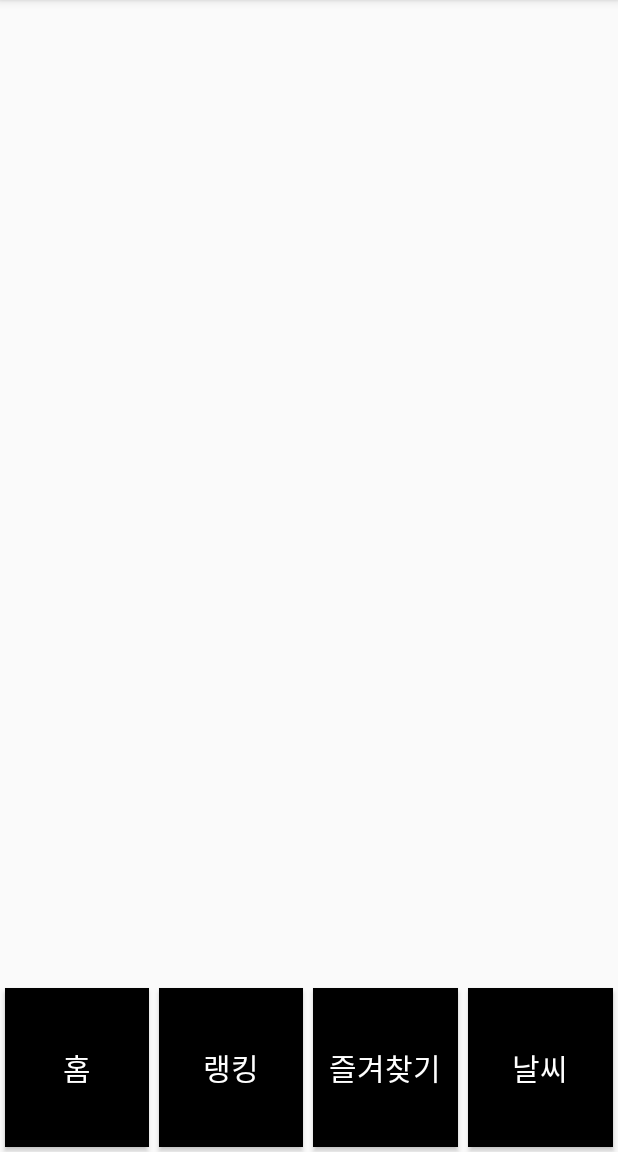
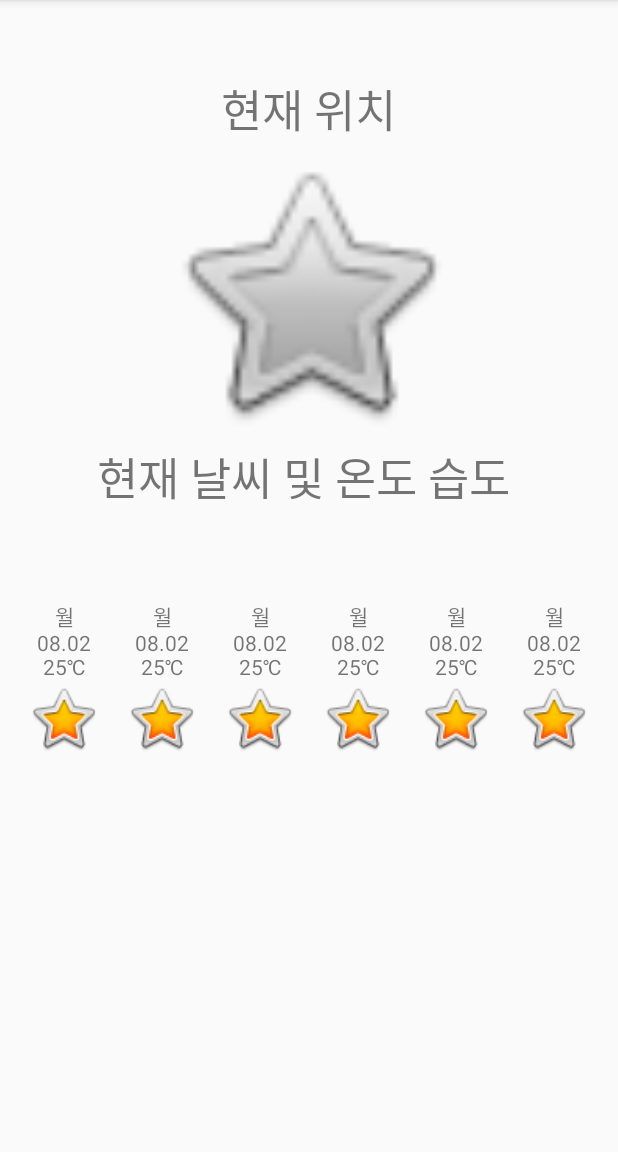
Before and after one commit to sen9040/lee-god, an Android app: the screen it shows after launch (MainActivity before the commit, WeatherActivity after it), after a tap on "날씨", on a phone screen of 412 x 824 dp, the part 84-1236 px from its top. Run offline under Robolectric (Android 15) with nearby library versions, the phone set to English and light mode, and no system bars.

Commit message:
날씨 추가

```diff
--- a/Contest/app/src/main/AndroidManifest.xml
+++ b/Contest/app/src/main/AndroidManifest.xml
@@ -9,7 +9,8 @@
         android:roundIcon="@mipmap/ic_launcher_round"
         android:supportsRtl="true"
         android:theme="@style/AppTheme">
-        <activity android:name=".Favorite.FavoriteActivity"></activity>
+        <activity android:name=".Weather.WeatherActivity"></activity>
+        <activity android:name=".Favorite.FavoriteActivity" />
         <activity android:name=".MainActivity">
             <intent-filter>
                 <action android:name="android.intent.action.MAIN" />
--- a/Contest/app/src/main/java/com/yijun/contest/MainActivity.java
+++ b/Contest/app/src/main/java/com/yijun/contest/MainActivity.java
@@ -17,6 +17,7 @@ import android.widget.SearchView;
 import android.widget.Toast;
 
 import com.yijun.contest.Favorite.FavoriteActivity;
+import com.yijun.contest.Weather.WeatherActivity;
 
 public class MainActivity extends AppCompatActivity {
 RecyclerView recyclerView_Hotplace;
@@ -54,10 +55,13 @@ Button btnWeather;
             startActivity(i);
             }
         });
+
+        // 날씨 화면
         btnWeather.setOnClickListener(new View.OnClickListener() {
             @Override
             public void onClick(View v) {
-
+                Intent intent = new Intent(MainActivity.this, WeatherActivity.class);
+                startActivity(intent);
             }
         });
     }
--- /dev/null
+++ b/Contest/app/src/main/java/com/yijun/contest/Weather/WeatherActivity.java
@@ -0,0 +1,89 @@
+package com.yijun.contest.Weather;
+
+import androidx.appcompat.app.AppCompatActivity;
+
+import android.os.Bundle;
+import android.util.Log;
+import android.widget.ImageView;
+import android.widget.TextView;
+
+import com.yijun.contest.R;
+import com.yijun.contest.Weather.model.Forecasts;
+import com.yijun.contest.Weather.model.Weather;
+
+import java.text.SimpleDateFormat;
+import java.util.ArrayList;
+
+public class WeatherActivity extends AppCompatActivity {
+
+    TextView currentLocationTxt;
+    ImageView currentWeatherImg;
+    TextView currentWeatherTxt;
+    TextView forecastTxt_1;
+    ImageView forecastImg_1;
+    TextView forecastTxt_2;
+    ImageView forecastImg_2;
+    TextView forecastTxt_3;
+    ImageView forecastImg_3;
+    TextView forecastTxt_4;
+    ImageView forecastImg_4;
+    TextView forecastTxt_5;
+    ImageView forecastImg_5;
+    TextView forecastTxt_6;
+    ImageView forecastImg_6;
+
+
+
+    ArrayList<Forecasts> forecastsArrayList = new ArrayList<>();
+
+    @Override
+    protected void onCreate(Bundle savedInstanceState) {
+        super.onCreate(savedInstanceState);
+        setContentView(R.layout.activity_weather);
+
+        currentLocationTxt = findViewById(R.id.currentLocationTxt);
+        currentWeatherImg = findViewById(R.id.currentWeatherImg);
+        currentWeatherTxt = findViewById(R.id.currentLocationTxt);
+        forecastImg_1 = findViewById(R.id.forecastImg_1);
+        forecastTxt_1 = findViewById(R.id.forecastTxt_1);
+        forecastImg_2 = findViewById(R.id.forecastImg_2);
+        forecastTxt_2 = findViewById(R.id.forecastTxt_2);
+        forecastImg_3 = findViewById(R.id.forecastImg_3);
+        forecastTxt_3 = findViewById(R.id.forecastTxt_3);
+        forecastImg_4 = findViewById(R.id.forecastImg_4);
+        forecastTxt_4 = findViewById(R.id.forecastTxt_4);
+        forecastImg_5 = findViewById(R.id.forecastImg_5);
+        forecastTxt_5 = findViewById(R.id.forecastTxt_5);
+        forecastImg_6 = findViewById(R.id.forecastImg_6);
+        forecastTxt_6 = findViewById(R.id.forecastTxt_6);
+
+        // todo volley 사용 해서 날씨 API 가져오기 (후보 1순위 야후 날씨 날씨 이미지도 가져 올수 있어 보임 )
+
+        // 가져온 값으로 Activity setting
+        Weather weather = new Weather("서울시",28,123,
+                8.2f,70,10,23,
+                "17시-20분","05시-20분","비",32,29);
+        // todo volley  forecasts[]  ArrayList 에 입력
+        Forecasts forecasts = new Forecasts("월",1546992000,24,29,"rain",12);
+        forecastsArrayList.add(forecasts);
+
+        // simpleDateFormat
+        int date = forecastsArrayList.get(0).getDate();
+        String datePattern = "yyyyMMdd";
+        SimpleDateFormat format = new SimpleDateFormat(datePattern);
+        String dateStr = format.format(date);
+        Log.i("AAA",dateStr);
+
+//        for(int i = 0 ; i < forecastsArrayList.size();i++){
+//            if(i == 0){
+//                forecastTxt_1.setText(forecastsArrayList.get(0).getDay()+"\n"+forecastsArrayList.get(0).getDate());
+//            }
+//        }
+//
+//        currentLocationTxt.setText(weather.getLocation_city());
+//        currentWeatherTxt.setText(weather.getCondition_temperature()+"℃, "+weather.getCondition_text());
+
+
+
+    }
+}
--- /dev/null
+++ b/Contest/app/src/main/java/com/yijun/contest/Weather/model/Forecasts.java
@@ -0,0 +1,73 @@
+package com.yijun.contest.Weather.model;
+
+import java.io.Serializable;
+
+public class Forecasts implements Serializable {
+    private String day;
+    private int date;
+    private int low;
+    private int high;
+    private String text;
+    private int code;
+
+    public Forecasts(){
+
+    }
+
+    public Forecasts(String day, int date, int low, int high, String text, int code) {
+        this.day = day;
+        this.date = date;
+        this.low = low;
+        this.high = high;
+        this.text = text;
+        this.code = code;
+    }
+
+    public String getDay() {
+        return day;
+    }
+
+    public void setDay(String day) {
+        this.day = day;
+    }
+
+    public int getDate() {
+        return date;
+    }
+
+    public void setDate(int date) {
+        this.date = date;
+    }
+
+    public int getLow() {
+        return low;
+    }
+
+    public void setLow(int low) {
+        this.low = low;
+    }
+
+    public int getHigh() {
+        return high;
+    }
+
+    public void setHigh(int high) {
+        this.high = high;
+    }
+
+    public String getText() {
+        return text;
+    }
+
+    public void setText(String text) {
+        this.text = text;
+    }
+
+    public int getCode() {
+        return code;
+    }
+
+    public void setCode(int code) {
+        this.code = code;
+    }
+}
--- /dev/null
+++ b/Contest/app/src/main/java/com/yijun/contest/Weather/model/Weather.java
@@ -0,0 +1,135 @@
+package com.yijun.contest.Weather.model;
+
+import java.io.Serializable;
+
+public class Weather implements Serializable {
+    private String location_city;
+    private int wind_chill;
+    private int wind_direction;
+    private float wind_speed;
+    private int atmosphere_humidity;
+    private int atmosphere_visibility;
+    private float atmosphere_pressure;
+    private String astronomy_sunrise;
+    private String astronomy_sunset;
+    private String condition_text;
+    private int condition_code;
+    private int condition_temperature;
+
+    public Weather (){
+
+    }
+
+    public Weather(String location_city, int wind_chill, int wind_direction, float wind_speed,
+                   int atmosphere_humidity, int atmosphere_visibility, float atmosphere_pressure, String astronomy_sunrise,
+                   String astronomy_sunset, String condition_text, int condition_code, int condition_temperature) {
+        this.location_city = location_city;
+        this.wind_chill = wind_chill;
+        this.wind_direction = wind_direction;
+        this.wind_speed = wind_speed;
+        this.atmosphere_humidity = atmosphere_humidity;
+        this.atmosphere_visibility = atmosphere_visibility;
+        this.atmosphere_pressure = atmosphere_pressure;
+        this.astronomy_sunrise = astronomy_sunrise;
+        this.astronomy_sunset = astronomy_sunset;
+        this.condition_text = condition_text;
+        this.condition_code = condition_code;
+        this.condition_temperature = condition_temperature;
+    }
+
+    public String getLocation_city() {
+        return location_city;
+    }
+
+    public void setLocation_city(String location_city) {
+        this.location_city = location_city;
+    }
+
+    public int getWind_chill() {
+        return wind_chill;
+    }
+
+    public void setWind_chill(int wind_chill) {
+        this.wind_chill = wind_chill;
+    }
+
+    public int getWind_direction() {
+        return wind_direction;
+    }
+
+    public void setWind_direction(int wind_direction) {
+        this.wind_direction = wind_direction;
+    }
+
+    public float getWind_speed() {
+        return wind_speed;
+    }
+
+    public void setWind_speed(float wind_speed) {
+        this.wind_speed = wind_speed;
+    }
+
+    public int getAtmosphere_humidity() {
+        return atmosphere_humidity;
+    }
+
+    public void setAtmosphere_humidity(int atmosphere_humidity) {
+        this.atmosphere_humidity = atmosphere_humidity;
+    }
+
+    public int getAtmosphere_visibility() {
+        return atmosphere_visibility;
+    }
+
+    public void setAtmosphere_visibility(int atmosphere_visibility) {
+        this.atmosphere_visibility = atmosphere_visibility;
+    }
+
+    public float getAtmosphere_pressure() {
+        return atmosphere_pressure;
+    }
+
+    public void setAtmosphere_pressure(float atmosphere_pressure) {
+        this.atmosphere_pressure = atmosphere_pressure;
+    }
+
+    public String getAstronomy_sunrise() {
+        return astronomy_sunrise;
+    }
+
+    public void setAstronomy_sunrise(String astronomy_sunrise) {
+        this.astronomy_sunrise = astronomy_sunrise;
+    }
+
+    public String getAstronomy_sunset() {
+        return astronomy_sunset;
+    }
+
+    public void setAstronomy_sunset(String astronomy_sunset) {
+        this.astronomy_sunset = astronomy_sunset;
+    }
+
+    public String getCondition_text() {
+        return condition_text;
+    }
+
+    public void setCondition_text(String condition_text) {
+        this.condition_text = condition_text;
+    }
+
+    public int getCondition_code() {
+        return condition_code;
+    }
+
+    public void setCondition_code(int condition_code) {
+        this.condition_code = condition_code;
+    }
+
+    public int getCondition_temperature() {
+        return condition_temperature;
+    }
+
+    public void setCondition_temperature(int condition_temperature) {
+        this.condition_temperature = condition_temperature;
+    }
+}
--- /dev/null
+++ b/Contest/app/src/main/res/layout/activity_weather.xml
@@ -0,0 +1,170 @@
+<?xml version="1.0" encoding="utf-8"?>
+<LinearLayout
+    android:orientation="vertical"
+    android:gravity="center_horizontal"
+    xmlns:android="http://schemas.android.com/apk/res/android"
+    xmlns:app="http://schemas.android.com/apk/res-auto"
+    xmlns:tools="http://schemas.android.com/tools"
+    android:layout_width="match_parent"
+    android:layout_height="match_parent"
+    tools:context=".Weather.WeatherActivity">
+
+    <TextView
+        android:id="@+id/currentLocationTxt"
+        android:layout_width="wrap_content"
+        android:layout_height="wrap_content"
+        android:text="현재 위치"
+        android:textSize="30sp"
+        android:layout_marginTop="50dp"
+        />
+
+    <ImageView
+        android:id="@+id/currentWeatherImg"
+        android:layout_width="200dp"
+        android:layout_height="200dp"
+        app:srcCompat="@android:drawable/btn_star_big_off"
+        tools:ignore="VectorDrawableCompat" />
+
+    <TextView
+        android:id="@+id/currentWeatherTxt"
+
+        android:layout_width="wrap_content"
+        android:layout_height="wrap_content"
+        android:text="현재 날씨 및 온도 습도 "
+        android:textSize="30sp"
+        />
+    <LinearLayout
+        android:layout_marginTop="60dp"
+        android:layout_marginLeft="10dp"
+        android:layout_marginRight="10dp"
+        android:orientation="horizontal"
+        android:layout_width="match_parent"
+        android:layout_height="wrap_content"
+        >
+        <LinearLayout
+            android:orientation="vertical"
+            android:layout_width="0dp"
+            android:layout_weight="1"
+            android:layout_height="wrap_content"
+            android:gravity="center_horizontal"
+            >
+            <TextView
+                android:id="@+id/forecastTxt_1"
+                android:layout_width="wrap_content"
+                android:layout_height="wrap_content"
+                android:gravity="center_horizontal"
+                android:text="월\n08.02\n25℃"
+                />
+
+            <ImageView
+                android:id="@+id/forecastImg_1"
+                android:layout_width="50dp"
+                android:layout_height="50dp"
+                app:srcCompat="@android:drawable/btn_star_big_on"
+                />
+        </LinearLayout>
+
+        <LinearLayout
+            android:orientation="vertical"
+            android:layout_width="0dp"
+            android:layout_weight="1"
+            android:layout_height="wrap_content"
+            android:gravity="center_horizontal"
+            >
+            <TextView
+                android:id="@+id/forecastTxt_2"
+                android:layout_width="wrap_content"
+                android:layout_height="wrap_content"
+                android:gravity="center_horizontal"
+                android:text="월\n08.02\n25℃"
+                />
+
+            <ImageView
+                android:id="@+id/forecastImg_2"
+                android:layout_width="50dp"
+                android:layout_height="50dp"
+                app:srcCompat="@android:drawable/btn_star_big_on" />
+        </LinearLayout>
+        <LinearLayout
+            android:orientation="vertical"
+            android:layout_width="0dp"
+            android:layout_weight="1"
+            android:layout_height="wrap_content"
+            android:gravity="center_horizontal"
+            >
+            <TextView
+                android:id="@+id/forecastTxt_3"
+                android:layout_width="wrap_content"
+                android:layout_height="wrap_content"
+                android:gravity="center_horizontal"
+                android:text="월\n08.02\n25℃"
+                />
+            <ImageView
+                android:id="@+id/forecastImg_3"
+                android:layout_width="50dp"
+                android:layout_height="50dp"
+                app:srcCompat="@android:drawable/btn_star_big_on" />
+        </LinearLayout>
+        <LinearLayout
+            android:orientation="vertical"
+            android:layout_width="0dp"
+            android:layout_weight="1"
+            android:layout_height="wrap_content"
+            android:gravity="center_horizontal"
+            >
+            <TextView
+                android:id="@+id/forecastTxt_4"
+                android:layout_width="wrap_content"
+                android:layout_height="wrap_content"
+                android:gravity="center_horizontal"
+                android:text="월\n08.02\n25℃"
+                />
+            <ImageView
+                android:id="@+id/forecastImg_4"
+                android:layout_width="50dp"
+                android:layout_height="50dp"
+                app:srcCompat="@android:drawable/btn_star_big_on" />
+        </LinearLayout>
+        <LinearLayout
+            android:orientation="vertical"
+            android:layout_width="0dp"
+            android:layout_weight="1"
+            android:layout_height="wrap_content"
+            android:gravity="center_horizontal"
+            >
+            <TextView
+                android:id="@+id/forecastTxt_5"
+                android:layout_width="wrap_content"
+                android:layout_height="wrap_content"
+                android:gravity="center_horizontal"
+                android:text="월\n08.02\n25℃"
+                />
+            <ImageView
+                android:id="@+id/forecastImg_5"
+                android:layout_width="50dp"
+                android:layout_height="50dp"
+                app:srcCompat="@android:drawable/btn_star_big_on" />
+        </LinearLayout>
+        <LinearLayout
+            android:orientation="vertical"
+            android:layout_width="0dp"
+            android:layout_weight="1"
+            android:layout_height="wrap_content"
+            android:gravity="center_horizontal"
+            >
+            <TextView
+                android:id="@+id/forecastTxt_6"
+                android:layout_width="wrap_content"
+                android:layout_height="wrap_content"
+                android:gravity="center_horizontal"
+                android:text="월\n08.02\n25℃"
+                />
+            <ImageView
+                android:id="@+id/forecastImg_6"
+                android:layout_width="50dp"
+                android:layout_height="50dp"
+                app:srcCompat="@android:drawable/btn_star_big_on" />
+        </LinearLayout>
+
+    </LinearLayout>
+</LinearLayout>
```
